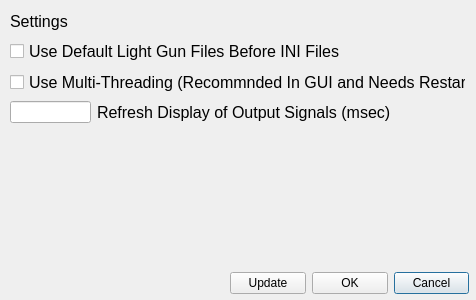
Qt form Windows/settingsWindow.ui (6Bolt/Hook-Of-The-Reaper) before a commit.
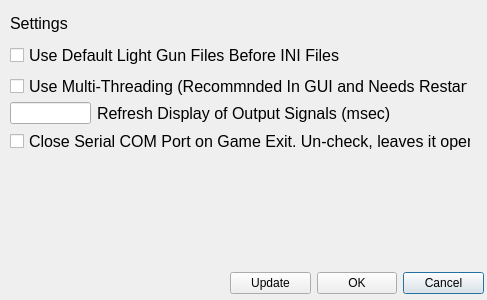
The same form after that commit.

Commit message: Added in Settings to Close COM Port on Game Exit or Leave it open.

What changed in the file:
```diff
--- a/Windows/settingsWindow.ui
+++ b/Windows/settingsWindow.ui
@@ -6,20 +6,20 @@
    <rect>
     <x>0</x>
     <y>0</y>
-    <width>476</width>
+    <width>487</width>
     <height>300</height>
    </rect>
   </property>
   <property name="windowTitle">
    <string>Settings</string>
   </property>
-  <widget class="QWidget" name="">
+  <widget class="QWidget" name="layoutWidget">
    <property name="geometry">
     <rect>
      <x>10</x>
      <y>10</y>
-     <width>456</width>
-     <height>85</height>
+     <width>458</width>
+     <height>89</height>
     </rect>
    </property>
    <layout class="QVBoxLayout" name="verticalLayout">
@@ -61,12 +61,12 @@
     </item>
    </layout>
   </widget>
-  <widget class="QWidget" name="">
+  <widget class="QWidget" name="layoutWidget">
    <property name="geometry">
     <rect>
      <x>230</x>
      <y>270</y>
-     <width>239</width>
+     <width>254</width>
      <height>26</height>
     </rect>
    </property>
@@ -103,13 +103,13 @@
     </item>
    </layout>
   </widget>
-  <widget class="QWidget" name="">
+  <widget class="QWidget" name="layoutWidget">
    <property name="geometry">
     <rect>
      <x>10</x>
      <y>100</y>
      <width>381</width>
-     <height>24</height>
+     <height>26</height>
     </rect>
    </property>
    <layout class="QHBoxLayout" name="horizontalLayout_2">
@@ -134,6 +134,24 @@
     </item>
    </layout>
   </widget>
+  <widget class="QCheckBox" name="closeComCheckBox">
+   <property name="geometry">
+    <rect>
+     <x>10</x>
+     <y>130</y>
+     <width>461</width>
+     <height>22</height>
+    </rect>
+   </property>
+   <property name="font">
+    <font>
+     <pointsize>12</pointsize>
+    </font>
+   </property>
+   <property name="text">
+    <string>Close Serial COM Port on Game Exit. Un-check, leaves it open.</string>
+   </property>
+  </widget>
  </widget>
  <resources/>
  <connections/>
```
The commit also changes 5 other files.
